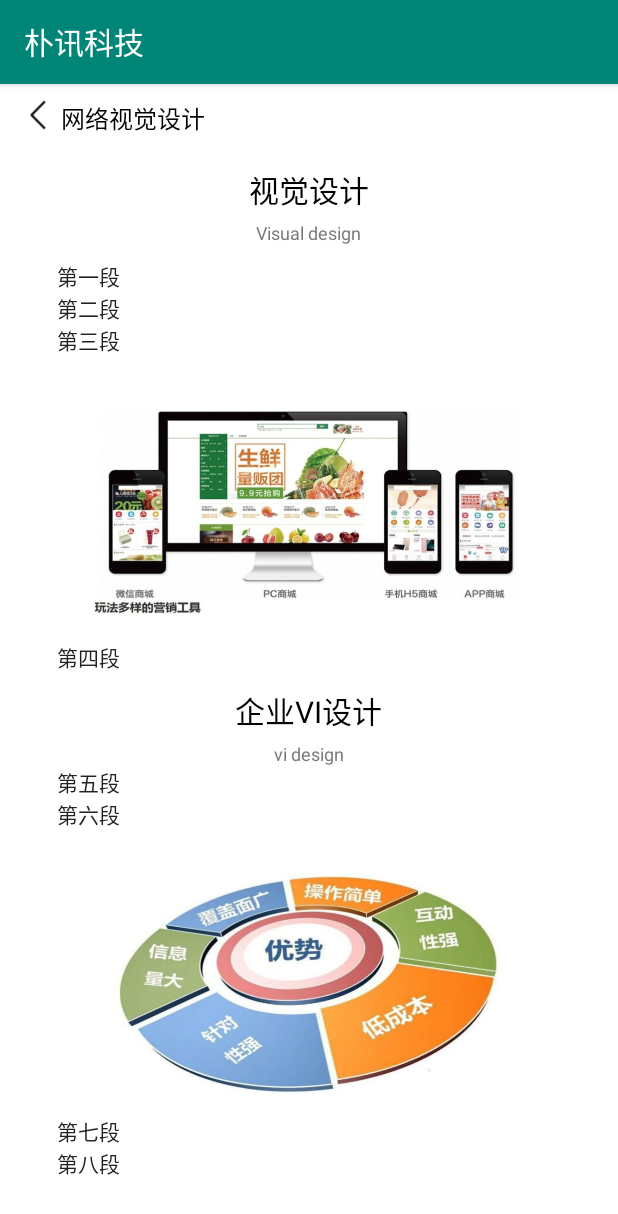
After one commit to CSharpGit/company, an Android app: the CompanyWebVisualDesignActivity screen opened directly, with no data from a screen before it, on a phone screen of 412 x 824 dp. The commit adds this screen. Shown: the top 1214 px of the screen. Run offline under Robolectric (Android 15) with nearby library versions, the light colour scheme and no system bars.

Commit message:
'添加网络视觉设计页面'

```diff
--- a/app/src/main/AndroidManifest.xml
+++ b/app/src/main/AndroidManifest.xml
@@ -19,6 +19,7 @@
         <activity android:name=".CompanyWebDesignActivity"/>
         <activity android:name=".CompanyWeChatPubActivity"/>
         <activity android:name=".CompanyWeChatXcxActivity"/>
+        <activity android:name=".CompanyWebVisualDesignActivity"/>
     </application>
 
 </manifest>
--- a/app/src/main/java/com/fems/company/CompanyActivity.java
+++ b/app/src/main/java/com/fems/company/CompanyActivity.java
@@ -8,7 +8,7 @@ import android.widget.LinearLayout;
 
 public class CompanyActivity extends AppCompatActivity {
     private LinearLayout compHome,compCase,compChat;//底部导航
-    private LinearLayout toWebDesign,toWeChatPub,toWeChatXcx;
+    private LinearLayout toWebDesign,toWeChatPub,toWeChatXcx,toWebVisualDesign;//主营业务
     @Override
     protected void onCreate(Bundle savedInstanceState) {
         super.onCreate(savedInstanceState);
@@ -19,6 +19,7 @@ public class CompanyActivity extends AppCompatActivity {
         toWebDesign=findViewById(R.id.to_web_design);
         toWeChatPub=findViewById(R.id.to_we_chat_pub);
         toWeChatXcx=findViewById(R.id.to_we_chat_xcx);
+        toWebVisualDesign=findViewById(R.id.to_web_visual_design);
         compCase.setOnClickListener(new View.OnClickListener() {
             @Override
             public void onClick(View v) {
@@ -47,5 +48,12 @@ public class CompanyActivity extends AppCompatActivity {
                 CompanyActivity.this.startActivity(intent);
             }
         });
+        toWebVisualDesign.setOnClickListener(new View.OnClickListener() {
+            @Override
+            public void onClick(View v) {
+                Intent intent = new Intent(CompanyActivity.this,CompanyWebVisualDesignActivity.class);
+                CompanyActivity.this.startActivity(intent);
+            }
+        });
     }
 }
--- /dev/null
+++ b/app/src/main/java/com/fems/company/CompanyWebVisualDesignActivity.java
@@ -0,0 +1,26 @@
+package com.fems.company;
+
+import android.os.Bundle;
+import android.support.v7.app.AppCompatActivity;
+import android.view.View;
+import android.widget.ImageView;
+import android.widget.TextView;
+
+public class CompanyWebVisualDesignActivity extends AppCompatActivity {
+    private ImageView backView;
+    private TextView titleName;
+    @Override
+    protected void onCreate(Bundle savedInstanceState) {
+        super.onCreate(savedInstanceState);
+        setContentView(R.layout.activity_web_visual_design);
+        backView=findViewById(R.id.back_view);
+        titleName=findViewById(R.id.title_name);
+        titleName.setText("网络视觉设计");
+        backView.setOnClickListener(new View.OnClickListener() {
+            @Override
+            public void onClick(View v) {
+                CompanyWebVisualDesignActivity.this.finish();
+            }
+        });
+    }
+}
--- a/app/src/main/res/layout/activity_company.xml
+++ b/app/src/main/res/layout/activity_company.xml
@@ -144,6 +144,7 @@
                                 android:text="微信小程序"/>
                         </LinearLayout>
                         <LinearLayout
+                            android:id="@+id/to_web_visual_design"
                             android:layout_width="match_parent"
                             android:layout_height="wrap_content"
                             android:gravity="center"
--- /dev/null
+++ b/app/src/main/res/layout/activity_web_visual_design.xml
@@ -0,0 +1,157 @@
+<?xml version="1.0" encoding="utf-8"?>
+<LinearLayout
+    xmlns:android="http://schemas.android.com/apk/res/android"
+    android:layout_width="match_parent"
+    android:layout_height="match_parent"
+    android:background="#ffffff"
+    android:paddingBottom="20dp"
+    android:orientation="vertical">
+
+    <include
+        android:id="@+id/include_view"
+        layout="@layout/nav_title_yewu"/>
+    <android.support.v4.widget.NestedScrollView
+        android:layout_width="match_parent"
+        android:layout_height="wrap_content">
+        <LinearLayout
+            android:layout_width="match_parent"
+            android:layout_height="wrap_content"
+            android:orientation="vertical">
+            <LinearLayout
+                android:layout_width="match_parent"
+                android:layout_height="wrap_content"
+                android:gravity="center"
+                android:layout_marginTop="10dp"
+                android:orientation="vertical">
+                <TextView
+                    android:layout_width="wrap_content"
+                    android:layout_height="wrap_content"
+                    android:textColor="#000000"
+                    android:textSize="20dp"
+                    android:text="视觉设计"/>
+                <TextView
+                    android:layout_width="wrap_content"
+                    android:layout_height="wrap_content"
+                    android:textColor="#797979"
+                    android:layout_marginTop="5dp"
+                    android:textSize="12dp"
+                    android:text="Visual design"/>
+            </LinearLayout>
+            <LinearLayout
+                android:layout_width="match_parent"
+                android:layout_height="wrap_content"
+                android:layout_marginTop="10dp"
+                android:paddingStart="10dp"
+                android:paddingEnd="10dp"
+                android:orientation="vertical">
+                <TextView
+                    android:id="@+id/par_1"
+                    android:layout_width="match_parent"
+                    android:layout_height="wrap_content"
+                    android:textColor="#222222"
+                    android:textSize="14sp"
+                    android:text="\u3000\u3000第一段"/>
+                <TextView
+                    android:id="@+id/par_2"
+                    android:layout_width="match_parent"
+                    android:layout_height="wrap_content"
+                    android:textColor="#222222"
+                    android:textSize="14sp"
+                    android:text="\u3000\u3000第二段"/>
+                <TextView
+                    android:id="@+id/par_3"
+                    android:layout_width="match_parent"
+                    android:layout_height="wrap_content"
+                    android:textColor="#222222"
+                    android:textSize="14sp"
+                    android:text="\u3000\u3000第三段"/>
+            </LinearLayout>
+            <ImageView
+                android:layout_width="match_parent"
+                android:layout_height="180dp"
+                android:layout_marginTop="10dp"
+                android:src="@drawable/wlyx"/>
+            <LinearLayout
+                android:layout_width="match_parent"
+                android:layout_height="wrap_content"
+                android:paddingStart="10dp"
+                android:paddingEnd="10dp"
+                android:orientation="vertical">
+                <TextView
+                    android:id="@+id/par_4"
+                    android:layout_width="match_parent"
+                    android:layout_height="wrap_content"
+                    android:textColor="#222222"
+                    android:textSize="14sp"
+                    android:text="\u3000\u3000第四段"/>
+            </LinearLayout>
+            <LinearLayout
+                android:layout_width="match_parent"
+                android:layout_height="wrap_content"
+                android:gravity="center"
+                android:layout_marginTop="10dp"
+                android:orientation="vertical">
+                <TextView
+                    android:layout_width="wrap_content"
+                    android:layout_height="wrap_content"
+                    android:textColor="#000000"
+                    android:textSize="20dp"
+                    android:text="企业VI设计"/>
+                <TextView
+                    android:layout_width="wrap_content"
+                    android:layout_height="wrap_content"
+                    android:textColor="#797979"
+                    android:layout_marginTop="5dp"
+                    android:textSize="12dp"
+                    android:text="vi design"/>
+            </LinearLayout>
+            <LinearLayout
+                android:layout_width="match_parent"
+                android:layout_height="wrap_content"
+                android:paddingStart="10dp"
+                android:paddingEnd="10dp"
+                android:orientation="vertical">
+                <TextView
+                android:id="@+id/par_5"
+                android:layout_width="match_parent"
+                android:layout_height="wrap_content"
+                android:textColor="#222222"
+                android:textSize="14sp"
+                android:text="\u3000\u3000第五段"/>
+                <TextView
+                    android:id="@+id/par_6"
+                    android:layout_width="match_parent"
+                    android:layout_height="wrap_content"
+                    android:textColor="#222222"
+                    android:textSize="14sp"
+                    android:text="\u3000\u3000第六段"/>
+            </LinearLayout>
+            <ImageView
+                android:layout_width="match_parent"
+                android:layout_height="180dp"
+                android:layout_marginTop="10dp"
+                android:src="@drawable/wlyx_2"/>
+            <LinearLayout
+                android:layout_width="match_parent"
+                android:layout_height="wrap_content"
+                android:paddingStart="10dp"
+                android:paddingEnd="10dp"
+                android:orientation="vertical">
+                <TextView
+                    android:id="@+id/par_7"
+                    android:layout_width="match_parent"
+                    android:layout_height="wrap_content"
+                    android:textColor="#222222"
+                    android:textSize="14sp"
+                    android:text="\u3000\u3000第七段"/>
+                <TextView
+                    android:id="@+id/par_8"
+                    android:layout_width="match_parent"
+                    android:layout_height="wrap_content"
+                    android:textColor="#222222"
+                    android:textSize="14sp"
+                    android:text="\u3000\u3000第八段"/>
+            </LinearLayout>
+        </LinearLayout>
+    </android.support.v4.widget.NestedScrollView>
+</LinearLayout>
```
